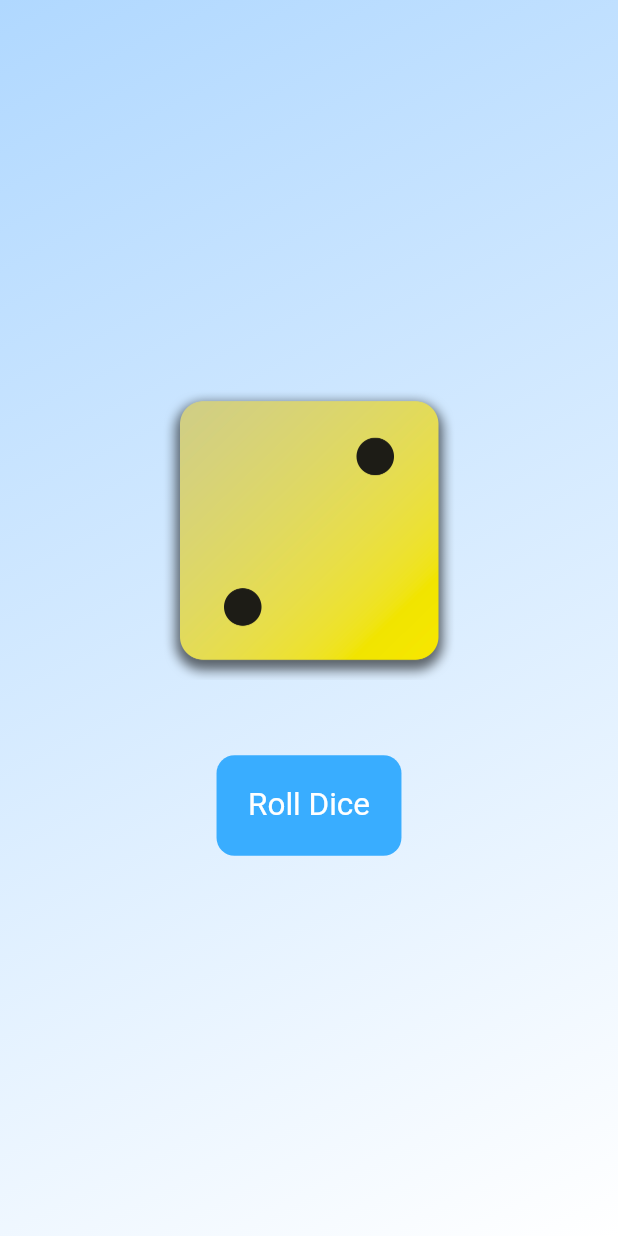
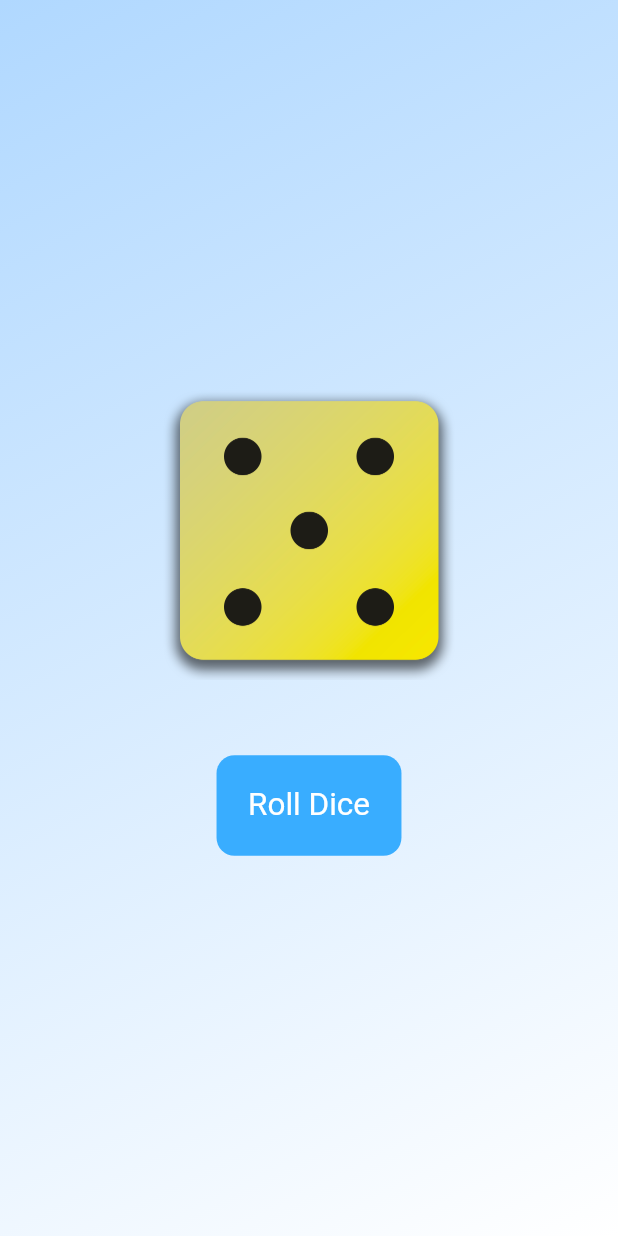
Before and after one commit to iulvimercan/flutter_DiceApp, a Flutter app: the screen it shows after launch, after a tap on "Roll Dice", on a phone screen of 412 x 824 dp. Run offline on Flutter 3.47's test engine with Material 3 defaults, Android fonts, the phone set to English and light mode, and no system bars.

```diff
--- a/lib/dice_roller.dart
+++ b/lib/dice_roller.dart
@@ -1,3 +1,5 @@
+import 'dart:math';
+
 import 'package:flutter/material.dart';
 
 class DiceRoller extends StatefulWidget {
@@ -18,7 +20,7 @@ class _DiceRollerState extends State<DiceRoller> {
 
   void rollDice() {
     setState(() {
-      activeDice = 'assets/images/dice-2.png';
+      activeDice = 'assets/images/dice-${Random().nextInt(6) + 1}.png';
     });
   }
 
```
